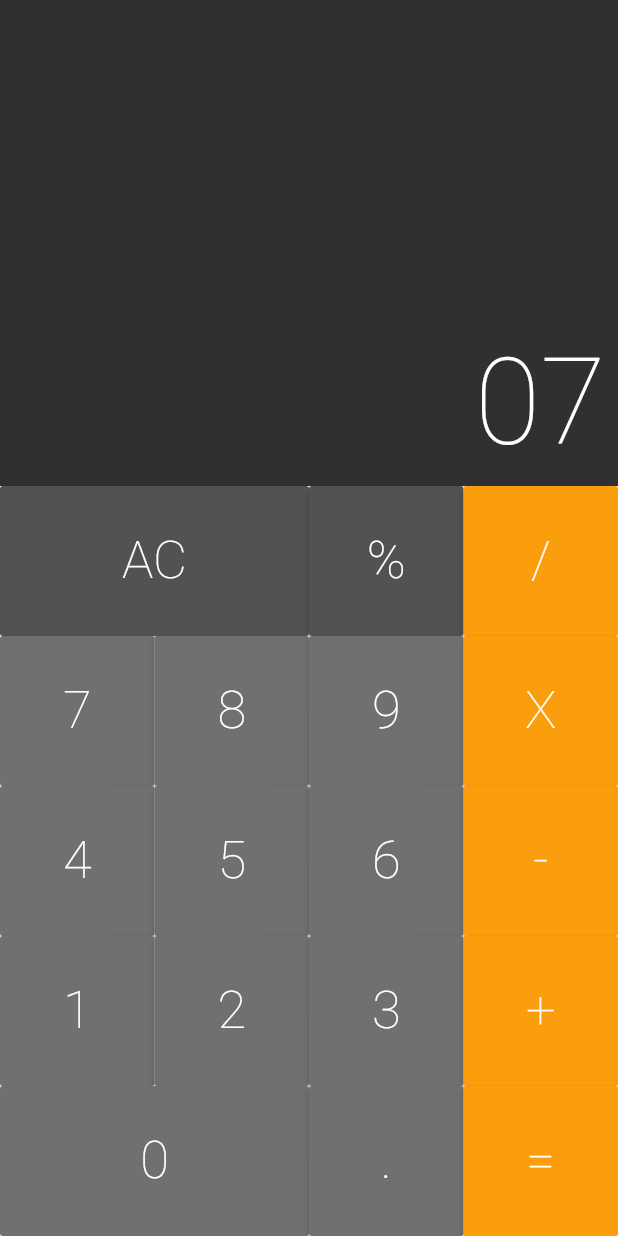
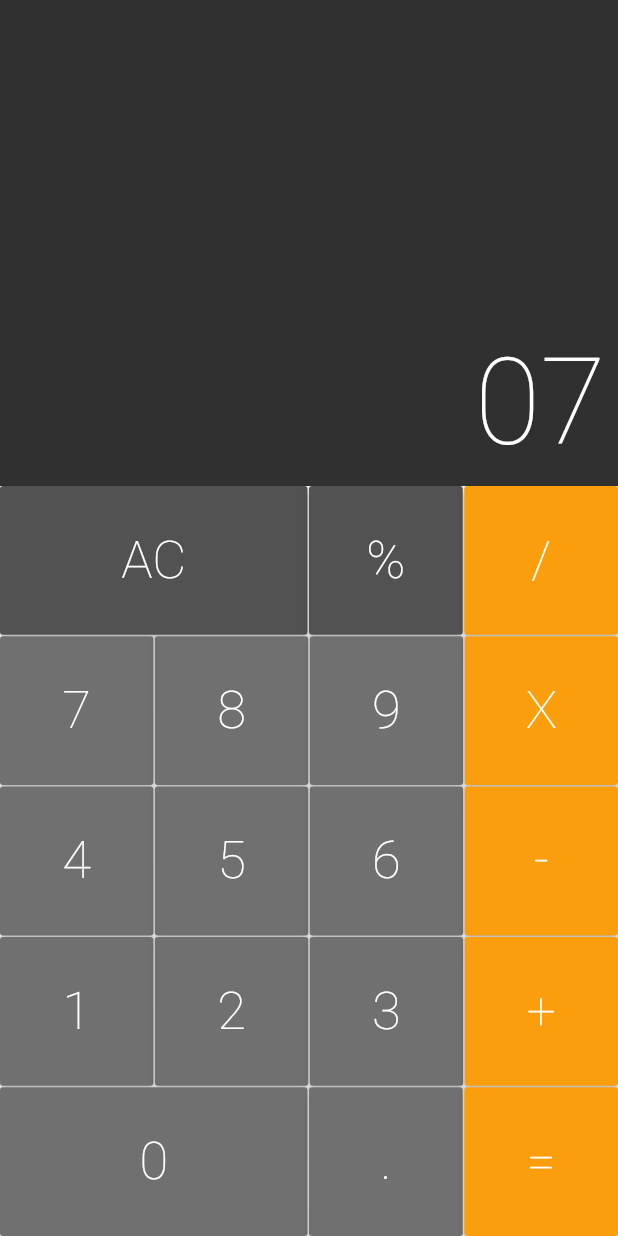
Before and after one commit to AlissonBreno/calculadora, a Flutter app: the screen it shows after launch, after a tap on an icon or button, on a phone screen of 412 x 824 dp. Run offline on Flutter 3.47's test engine with Material 2 defaults, Android fonts, the phone set to English and light mode, and no system bars; drawn by our look-alikes of auto_size_text; missing offline and left inert: dart:ffi.

```diff
--- a/lib/components/button_row.dart
+++ b/lib/components/button_row.dart
@@ -1,3 +1,5 @@
+import 'dart:ffi';
+
 import 'package:flutter/material.dart';
 import 'button.dart';
 
@@ -13,7 +15,10 @@ class ButtonRow extends StatelessWidget{
       flex: 1,
       child: Row(
         crossAxisAlignment: CrossAxisAlignment.stretch,
-        children: buttons,
+        children: buttons.fold(<Widget>[], (list, b) {
+          list.isEmpty ? list.add(b) :  list.addAll([SizedBox(width: 1), b]);
+          return list;
+        }),
       )
     );
   }
--- a/lib/components/keyboard.dart
+++ b/lib/components/keyboard.dart
@@ -19,29 +19,34 @@ class Keyboard extends StatelessWidget{
             Button(text: '%', color: Button.DARK, cb: cb),
             Button.operation(text: '/', cb: cb),
           ]),
+          SizedBox(height: 1,),
           ButtonRow([
             Button(text: '7', cb: cb),
             Button(text: '8', cb: cb),
             Button(text: '9', cb: cb),
             Button.operation(text: 'X', cb: cb),
           ]),
+          SizedBox(height: 1,),
           ButtonRow([
             Button(text: '4', cb: cb),
             Button(text: '5', cb: cb),
             Button(text: '6', cb: cb),
             Button.operation(text: '-', cb: cb),
           ]),
+          SizedBox(height: 1,),
           ButtonRow([
             Button(text: '1', cb: cb),
             Button(text: '2', cb: cb),
             Button(text: '3', cb: cb),
             Button.operation(text: '+', cb: cb),
           ]),
+          SizedBox(height: 1,),
           ButtonRow([
             Button.big(text: '0', cb: cb),
             Button(text: '.', cb: cb),
             Button.operation(text: '=', cb: cb),
           ]),
+
         ],
       )
     );
--- a/lib/models/memory.dart
+++ b/lib/models/memory.dart
@@ -1,13 +1,27 @@
 class Memory{
+  static const operations = const ['%', '/', 'X', '-', '+', '='];
+
+  final _buffer = [0.0, 0.0];
+  int _bufferIndex = 0;
+  String operation;
   String _value = '0';
 
   void applyCommand(String command){
     if(command == 'AC'){
       allClear();
+    } else if(operations.contains(command)){
+      _setOperation(command);
     } else{
-      _value += command;
+      _setDigit(command);
     }
+  }
 
+  _setOperation(String newOperation){
+
+  }
+
+  _setDigit(String digit){
+    _value += digit;
   }
 
   allClear(){
```
